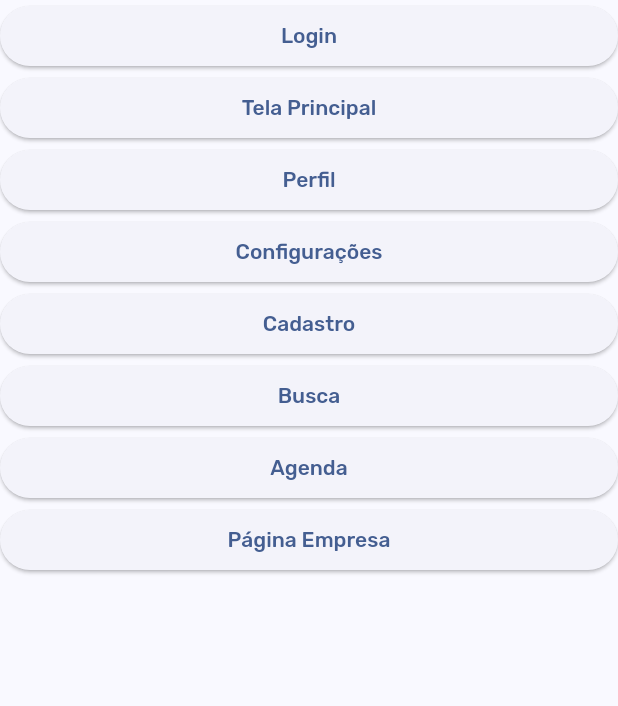
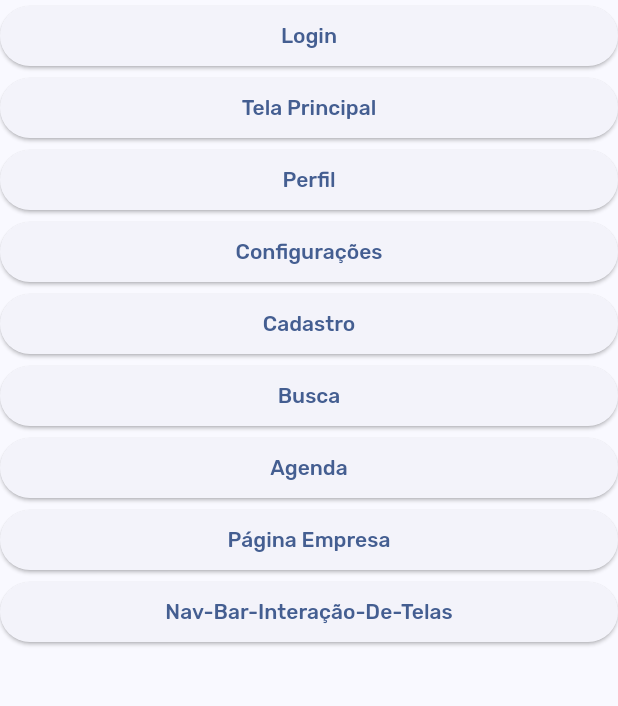
Before and after one commit to TiagoMoscoso/Agendify, a Flutter app: the screen it shows after launch, on a phone screen of 412 x 824 dp, the part 84-790 px from its top. Run offline on Flutter 3.47's test engine with Material 2 defaults, Android fonts, the light colour scheme and no system bars; our stand-ins replace carousel_slider, firebase_core, firebase_database, google_fonts, mask_text_input_formatter, sqflite and 1 more; accounts and stored records are empty; project files that could hold a hidden picture were left out.

Commit message:
Update main.dart

```diff
--- a/testeflutter/lib/main.dart
+++ b/testeflutter/lib/main.dart
@@ -3,7 +3,7 @@ import 'package:testeflutter/Classes/ClassUser.dart';
 import 'package:testeflutter/DB/DbAllData.dart';
 import 'package:testeflutter/DB/DbTableUser.dart';
 import 'package:testeflutter/pagEmpresa.dart';
-import 'package:testeflutter/profile.dart';
+import 'package:testeflutter/perfil.dart';
 import 'package:google_fonts/google_fonts.dart';
 import 'second.dart';
 import 'mainscreen.dart';
@@ -14,6 +14,7 @@ import 'searchBar.dart' as searchBar;
 import 'agenda.dart' as agenda;
 import 'package:firebase_core/firebase_core.dart';
 import 'firebase_options.dart';
+import 'navBar.dart';
 
 
 Future<void> main() async {
@@ -44,12 +45,13 @@ class MyApp extends StatelessWidget {
                 '/second': (context) => const SecondScreen(),
                 '/mainscreen': (context) => const MainScreen(),
                 '/login': (context) => const login.Login(),
-                '/config': (context) => const config.ConfigScreen(),
-                '/profile': (context) => Profile(User: user),
+                '/config': (context) =>  config.ConfigScreen(),
+                '/profile': (context) => Profile(user: user),
                 '/cadastro': (context) => const cadastro.CadastroPage(),
                 '/busca': (context) => const searchBar.SearchPage(),
                 '/agenda': (context) => const agenda.Agenda(),
                 '/pagEmpresa': (context) => const PaginaEmpresa(),
+                '/navBar': (context) => BottomNavigationBarExample(user: user)
               },
               theme: ThemeData(
                 colorScheme: ColorScheme.fromSeed(seedColor: Colors.blueAccent),
@@ -219,6 +221,18 @@ class _MyHomePageState extends State<MyHomePage>
               ),
               child: const Text('Página Empresa'),
             ),
+            ElevatedButton(
+              onPressed: () {
+                Navigator.pushNamed(context, '/navBar'); // Navigate to 'second' route
+              },
+              style: ElevatedButton.styleFrom(
+                  padding: const EdgeInsets.symmetric(horizontal: 20, vertical: 10), // Padding
+                  shape: RoundedRectangleBorder(
+                    borderRadius: BorderRadius.circular(20), // Border radius
+                  )
+              ),
+              child: const Text('Nav-Bar-Interação-De-Telas'),
+            ),
           ],
         ),
 
```
